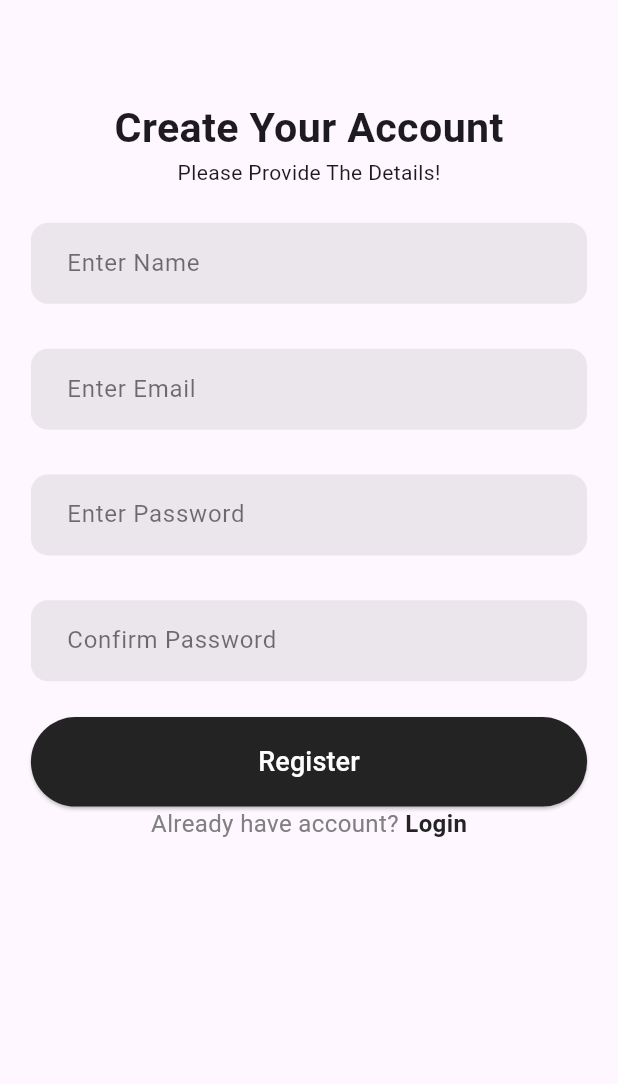
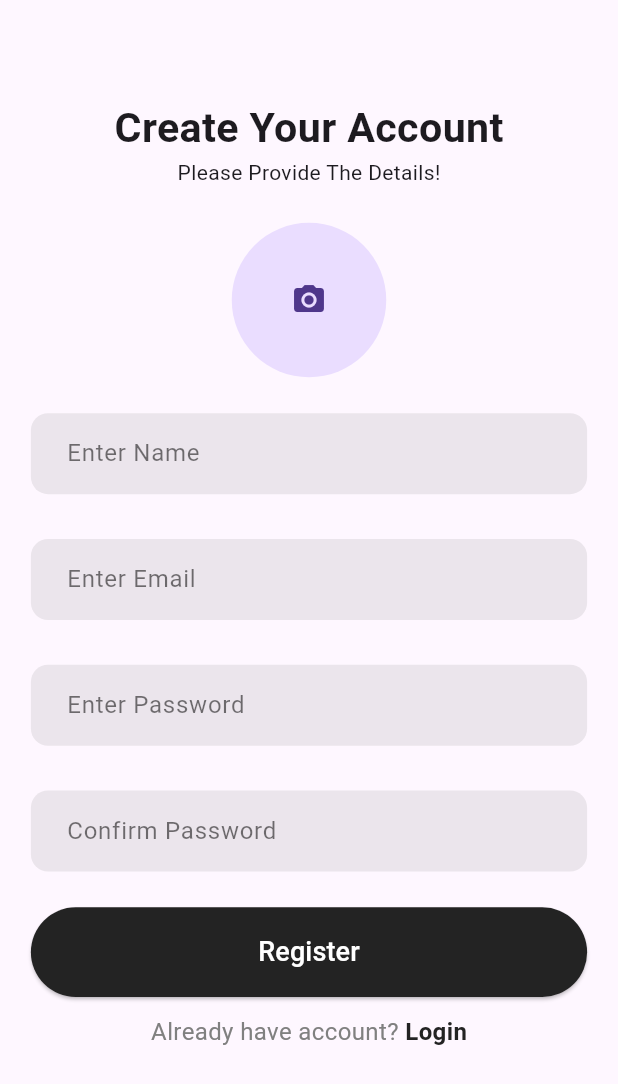
Before and after one commit to magedzidan/green-chat-app, a Flutter app: the screen it shows after launch, after a tap on "Sign Up", on a phone screen of 412 x 824 dp. Shown: the top 1084 px of the screen. Run offline on Flutter 3.47's test engine with Material 3 defaults, Android fonts, the light colour scheme and no system bars; our stand-ins replace cloud_firestore, firebase_auth, firebase_core, firebase_storage, flutter_screenutil, image_picker and 1 more; accounts and stored records are empty; network calls fail.

Commit message:
Update adding profile image
adding profile image upload and uploading images in chat as well

```diff
--- a/green_chat/lib/ui/screens/auth/Login/login_screen.dart
+++ b/green_chat/lib/ui/screens/auth/Login/login_screen.dart
@@ -9,6 +9,7 @@ import 'package:green_chat/core/services/auth_service.dart';
 import 'package:green_chat/ui/screens/auth/Login/login_screen_viewmodel.dart';
 import 'package:green_chat/ui/widgets/custom_button.dart';
 import 'package:green_chat/ui/widgets/text_form_field.dart';
+import 'package:logger/logger.dart';
 import 'package:provider/provider.dart';
 
 class LoginScreen extends StatelessWidget {
--- a/green_chat/lib/ui/screens/auth/Login/login_screen_viewmodel.dart
+++ b/green_chat/lib/ui/screens/auth/Login/login_screen_viewmodel.dart
@@ -1,6 +1,7 @@
 import 'package:green_chat/core/enums/enums.dart';
 import 'package:green_chat/core/other/base_view_modle.dart';
 import 'package:green_chat/core/services/auth_service.dart';
+import 'package:logger/logger.dart';
 import 'package:logger/logger.dart';
 
 class LoginScreenViewmodel extends BaseViewModle {
--- a/green_chat/lib/ui/screens/auth/signup/sign_up_screen.dart
+++ b/green_chat/lib/ui/screens/auth/signup/sign_up_screen.dart
@@ -7,6 +7,7 @@ import 'package:green_chat/core/enums/enums.dart';
 import 'package:green_chat/core/extenstions/widget_extrntion.dart';
 import 'package:green_chat/core/services/auth_service.dart';
 import 'package:green_chat/core/services/database_service.dart';
+import 'package:green_chat/core/services/storage_service.dart';
 import 'package:green_chat/ui/screens/auth/signup/sign_up_viewmodel.dart';
 import 'package:green_chat/ui/widgets/custom_button.dart';
 import 'package:green_chat/ui/widgets/text_form_field.dart';
@@ -18,12 +19,15 @@ class SignUpScreen extends StatelessWidget {
   @override
   Widget build(BuildContext context) {
     return ChangeNotifierProvider<SignUpViewmodel>(
-      create: (BuildContext context) => SignUpViewmodel(AuthService(),DatabaseSerice()),
+      create: (BuildContext context) =>
+          SignUpViewmodel(AuthService(), DatabaseSerice(),StorageService()),
       child: Consumer<SignUpViewmodel>(builder: (context, modle, _) {
         return Scaffold(
+          resizeToAvoidBottomInset: true,
           body: Padding(
             padding:
                 EdgeInsets.symmetric(horizontal: 1.sw * 0.05, vertical: 10.h),
+            child: SingleChildScrollView(
               child: Column(
                 crossAxisAlignment: CrossAxisAlignment.center,
                 children: [
@@ -33,6 +37,20 @@ class SignUpScreen extends StatelessWidget {
                     style: h,
                   ),
                   Text('Please Provide The Details!'),
+                  20.verticalSpace,
+                  InkWell(
+                      onTap: () {
+                        modle.pickImage();
+                      },
+                      child: modle.image == null
+                          ? CircleAvatar(
+                              child: Icon(Icons.camera_alt),
+                              radius: 45.r,
+                            )
+                          : CircleAvatar(
+                              backgroundImage: FileImage(modle.image!),
+                              radius: 45.r,
+                            )),
                   20.verticalSpace,
                   CustomFormField(
                     onChanged: modle.setName,
@@ -55,12 +73,15 @@ class SignUpScreen extends StatelessWidget {
                   ),
                   20.verticalSpace,
                   CustomButton(
-                  loading: modle.state==ViewState.loading,
-                  onPressed:modle.state==ViewState.loading?null:  () async {
+                    loading: modle.state == ViewState.loading,
+                    onPressed: modle.state == ViewState.loading
+                        ? null
+                        : () async {
                             try {
                               await modle.signUp();
                               context.showSnackBar("sign up succful");
-                      Navigator.pop(context); //3shan el msh hynf3 nrg3 3la el login 3la tol 3hsan 2hna sh8len on wrapper screen
+                              Navigator.pop(
+                                  context); //3shan el msh hynf3 nrg3 3la el login 3la tol 3hsan 2hna sh8len on wrapper screen
                             } on FirebaseAuthException catch (e) {
                               context.showSnackBar(e.toString());
                             } catch (e) {
@@ -69,7 +90,7 @@ class SignUpScreen extends StatelessWidget {
                           },
                     Text_inside: "Register",
                   ),
-            0.verticalSpace,
+                  10.verticalSpace,
                   Row(
                     mainAxisAlignment: MainAxisAlignment.center,
                     children: [
@@ -94,6 +115,7 @@ class SignUpScreen extends StatelessWidget {
                 ],
               ),
             ),
+          ),
         );
       }),
     );
--- a/green_chat/lib/ui/screens/auth/signup/sign_up_viewmodel.dart
+++ b/green_chat/lib/ui/screens/auth/signup/sign_up_viewmodel.dart
@@ -1,19 +1,36 @@
+import 'dart:io';
+
 import 'package:firebase_auth/firebase_auth.dart';
 import 'package:green_chat/core/enums/enums.dart';
 import 'package:green_chat/core/models/user_model.dart';
 import 'package:green_chat/core/other/base_view_modle.dart';
 import 'package:green_chat/core/services/auth_service.dart';
 import 'package:green_chat/core/services/database_service.dart';
+import 'package:green_chat/core/services/storage_service.dart';
+import 'package:image_picker/image_picker.dart';
 
 class SignUpViewmodel extends BaseViewModle {
   final AuthService _auth;
   final DatabaseSerice _databaseSerice;
-  SignUpViewmodel(this._auth, this._databaseSerice);
+  final StorageService _strorage;
+  SignUpViewmodel(this._auth, this._databaseSerice, this._strorage);
+  final _picker = ImagePicker();
 
   String _name = "";
   String _email = "";
   String _password = "";
   String _confirmpassword = "";
+  File? _image;
+  File? get image => _image;
+
+  pickImage() async {
+    final pic = await _picker.pickImage(source: ImageSource.gallery);
+
+    if (pic != null) {
+      _image = File(pic.path);
+      notifyListeners();
+    }
+  }
 
   setName(String value) {
     _name = value;
@@ -40,10 +57,16 @@ class SignUpViewmodel extends BaseViewModle {
   Future<void> signUp() async {
     setState(ViewState.loading);
     try {
+     String downloadUrl = "";
       final res = await _auth.signup(_email, _password);
       if (res != null) {
+        if (_image != null) {
+          String downloadUrl = await _strorage.uploadImage(_image!);
+        }
         UserModel usermodel = UserModel(
-            uid: res.uid, name: _name, password: _password, email: _email);
+          uid: res.uid, name: _name, password: _password,
+          email: _email, imageUrl: downloadUrl
+        );
         await _databaseSerice.saveUser(usermodel.toMap());
       }
       setState(ViewState.idle);
--- a/green_chat/lib/ui/screens/bottom_navigation/chat_list/chat_list_screen.dart
+++ b/green_chat/lib/ui/screens/bottom_navigation/chat_list/chat_list_screen.dart
@@ -16,7 +16,7 @@ class ChatListScreen extends StatelessWidget {
   @override
   Widget build(BuildContext context) {
     final currentUser = Provider.of<UserProvider>(context).currentUser;
-    return ChangeNotifierProvider(
+    return ChangeNotifierProvider<ChatListViewModel>(
       create: (context) => ChatListViewModel(DatabaseSerice(), currentUser!),
       child: Consumer<ChatListViewModel>(builder: (context, model, _) {
         return Padding(
--- a/green_chat/lib/ui/screens/bottom_navigation/chat_list/chat_room/chat_screen.dart
+++ b/green_chat/lib/ui/screens/bottom_navigation/chat_list/chat_room/chat_screen.dart
@@ -1,3 +1,4 @@
+import 'dart:async';
 
 import 'package:flutter/material.dart';
 import 'package:flutter_screenutil/flutter_screenutil.dart';
@@ -9,6 +10,7 @@ import 'package:green_chat/core/services/chat_service.dart';
 import 'package:green_chat/ui/screens/bottom_navigation/chat_list/chat_room/chat_screen_view_model.dart';
 import 'package:green_chat/ui/screens/other/user_provider.dart';
 import 'package:green_chat/ui/widgets/text_form_field.dart';
+import 'package:intl/intl.dart';
 import 'package:provider/provider.dart';
 
 class ChatScreen extends StatelessWidget {
@@ -165,7 +167,7 @@ class chatBubble extends StatelessWidget {
                   color: isCurrentUser ? Colors.white : Colors.black),
             ),
             5.verticalSpace,
-            Text(message.timeStamp.toString(),
+            Text(DateFormat('HH:mm a').format(message.timeStamp!),
                 style: isCurrentUser
                     ? small.copyWith(color: Colors.white.withOpacity(0.8))
                     : small.copyWith(
--- a/green_chat/lib/ui/screens/home/homescreen.dart
+++ b/green_chat/lib/ui/screens/home/homescreen.dart
@@ -1,4 +1,6 @@
+import 'package:firebase_auth/firebase_auth.dart';
 import 'package:flutter/material.dart';
+import 'package:green_chat/core/enums/enums.dart';
 import 'package:green_chat/core/services/auth_service.dart';
 import 'package:green_chat/core/services/database_service.dart';
 import 'package:green_chat/ui/screens/home/homeviewmodel.dart';
--- a/green_chat/lib/ui/widgets/text_form_field.dart
+++ b/green_chat/lib/ui/widgets/text_form_field.dart
@@ -4,7 +4,7 @@ import 'package:flutter_screenutil/flutter_screenutil.dart';
 
 class CustomFormField extends StatelessWidget {
   const CustomFormField({
-    super.key,
+    Key? key,
     this.onChanged,
     this.hintText,
     this.focusNode,
@@ -13,7 +13,7 @@ class CustomFormField extends StatelessWidget {
     this.controller,
     this.ontap,
      this.sendTap,
-  });
+  }) : super(key: key);
 
   final void Function(String)? onChanged;
   final String? hintText;
```
Also changed, not shown: green_chat/lib/core/services/storage_service.dart (added, +20 -0 lines). Lines whose indentation alone changed are shown as unchanged.
